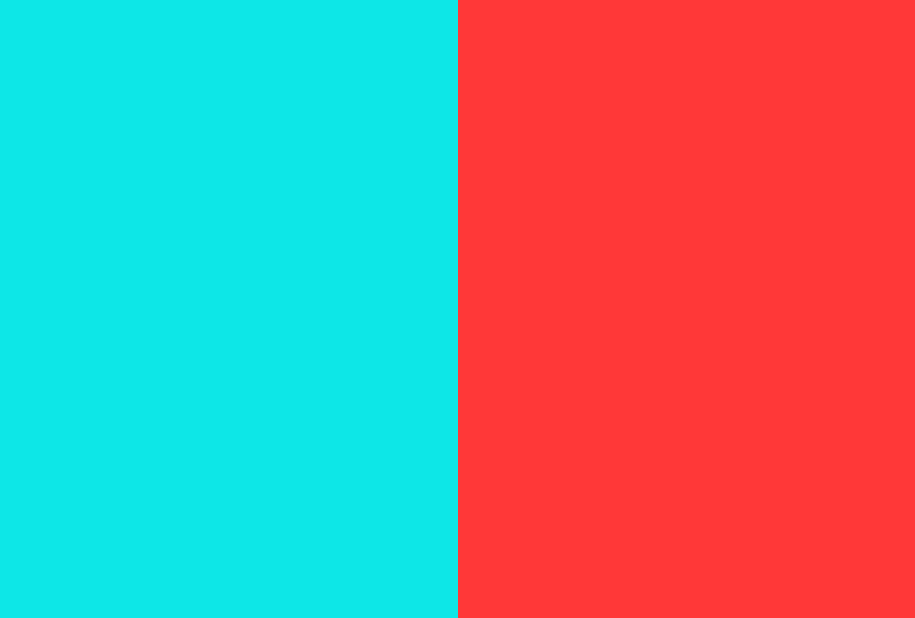
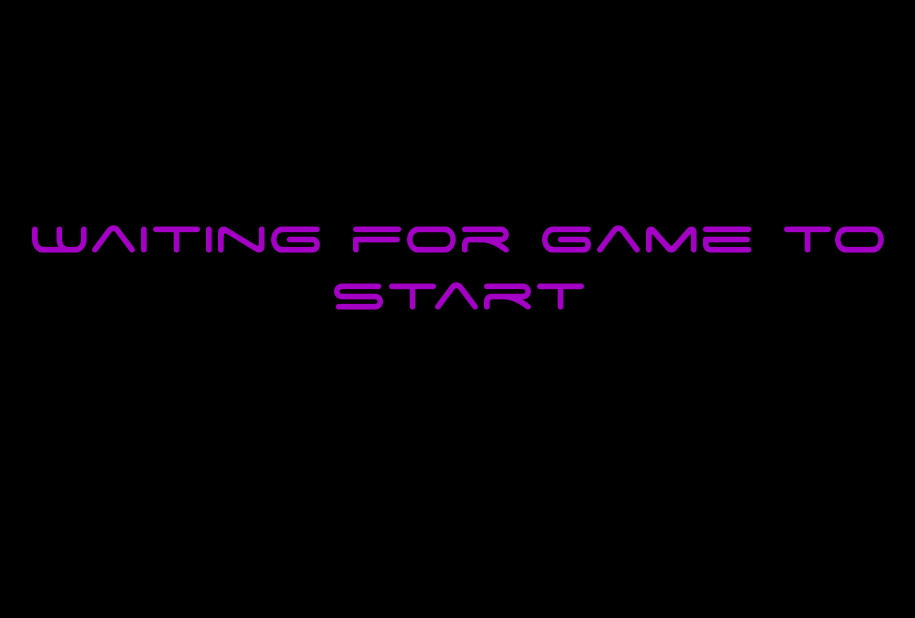
Before and after one commit to Sok4h/GeometryxAndroid, an Android app: the SelectActivity screen opened directly, with no data from a screen before it, after a tap on "READY", on a phone screen of 824 x 412 dp (held sideways). Shown: the whole screen, without its empty margins (160-1075 px from the left). Run offline under Robolectric (Android 15) with nearby library versions, the phone set to English and light mode, and no system bars; 2 statements that could not run were skipped; 1 other tap on this screen came first.

Commit message:
Pantalla espera

```diff
--- a/app/src/main/java/com/sokah/geometryx/comunnication/TCP_Singleton.java
+++ b/app/src/main/java/com/sokah/geometryx/comunnication/TCP_Singleton.java
@@ -49,7 +49,7 @@ public class TCP_Singleton extends Thread{
       this.ip=ip;
       this.port=port;
       infoConection=true;
-        tcp_singleton.start();
+      tcp_singleton.start();
        // Log.e("TAG", infoConection+"" );
         gson= new Gson();
     }
@@ -71,6 +71,10 @@ public class TCP_Singleton extends Thread{
                 while (true) {
                     String line;
                     line = reader.readLine();
+                    if(line.contains("Confirmation")){
+
+                        observer.OnConfirmation();
+                    }
                     if(line.contains("Vibration")){
 
                         //gson.fromJson(line, Vibration.class);
--- a/app/src/main/java/com/sokah/geometryx/events/OnMessageListener.java
+++ b/app/src/main/java/com/sokah/geometryx/events/OnMessageListener.java
@@ -5,5 +5,6 @@ import com.sokah.geometryx.model.Vibration;
 public interface OnMessageListener {
 
 	void OnImpact();
+	void OnConfirmation();
 
 }
--- a/app/src/main/java/com/sokah/geometryx/model/User.java
+++ b/app/src/main/java/com/sokah/geometryx/model/User.java
@@ -4,11 +4,11 @@ public class User {
 
     private String type="User";
     private  String name;
-    private int spaceShip;
+    private int tspaceship;
 
-    public User(String name, int spaceShip) {
+    public User(String name, int tspaceship) {
         this.name = name;
-        this.spaceShip = spaceShip;
+        this.tspaceship = tspaceship;
     }
 
     public String getType() {
--- /dev/null
+++ b/app/src/main/java/com/sokah/geometryx/view/LoadingActivity.java
@@ -0,0 +1,38 @@
+package com.sokah.geometryx.view;
+
+import androidx.appcompat.app.AppCompatActivity;
+
+import android.content.Intent;
+import android.os.Bundle;
+import android.view.View;
+import android.view.WindowManager;
+
+import com.sokah.geometryx.R;
+import com.sokah.geometryx.comunnication.TCP_Singleton;
+import com.sokah.geometryx.events.OnMessageListener;
+
+public class LoadingActivity extends AppCompatActivity implements OnMessageListener {
+     TCP_Singleton tcp;
+    @Override
+    protected void onCreate(Bundle savedInstanceState) {
+        super.onCreate(savedInstanceState);
+        setContentView(R.layout.activity_loading);
+        getWindow().getDecorView().setSystemUiVisibility(View.SYSTEM_UI_FLAG_HIDE_NAVIGATION);
+        getWindow().setFlags(WindowManager.LayoutParams.FLAG_FULLSCREEN, WindowManager.LayoutParams.FLAG_FULLSCREEN);
+        tcp = TCP_Singleton.getInstance();
+        tcp.SetObserver(this);
+    }
+
+    @Override
+    public void OnImpact() {
+
+    }
+
+    @Override
+    public void OnConfirmation() {
+
+        Intent intent = new Intent(this,GameActivity.class);
+        startActivity(intent);
+
+    }
+}
--- /dev/null
+++ b/app/src/main/res/layout/activity_loading.xml
@@ -0,0 +1,25 @@
+<?xml version="1.0" encoding="utf-8"?>
+<androidx.constraintlayout.widget.ConstraintLayout xmlns:android="http://schemas.android.com/apk/res/android"
+    xmlns:app="http://schemas.android.com/apk/res-auto"
+    xmlns:tools="http://schemas.android.com/tools"
+    android:layout_width="match_parent"
+    android:layout_height="match_parent"
+    android:background="#000000"
+    tools:context=".view.LoadingActivity">
+
+    <TextView
+        android:id="@+id/textView"
+        android:layout_width="0dp"
+        android:layout_height="wrap_content"
+        android:layout_marginStart="40dp"
+        android:layout_marginTop="139dp"
+        android:layout_marginEnd="40dp"
+        android:fontFamily="@font/space_age"
+        android:text="Waiting for game to start"
+        android:textAlignment="center"
+        android:textColor="#A400C5"
+        android:textSize="40sp"
+        app:layout_constraintEnd_toEndOf="parent"
+        app:layout_constraintStart_toStartOf="parent"
+        app:layout_constraintTop_toTopOf="parent" />
+</androidx.constraintlayout.widget.ConstraintLayout>
```
Also changed, not shown: app/src/main/AndroidManifest.xml (+7 -5 lines), app/src/main/java/com/sokah/geometryx/model/Confirmation.java (added, +28 -0 lines), app/src/main/java/com/sokah/geometryx/view/GameActivity.java (+6 -10 lines), app/src/main/java/com/sokah/geometryx/view/MainActivity.java (+7 -2 lines), app/src/main/java/com/sokah/geometryx/view/SelectActivity.java (+13 -13 lines).
